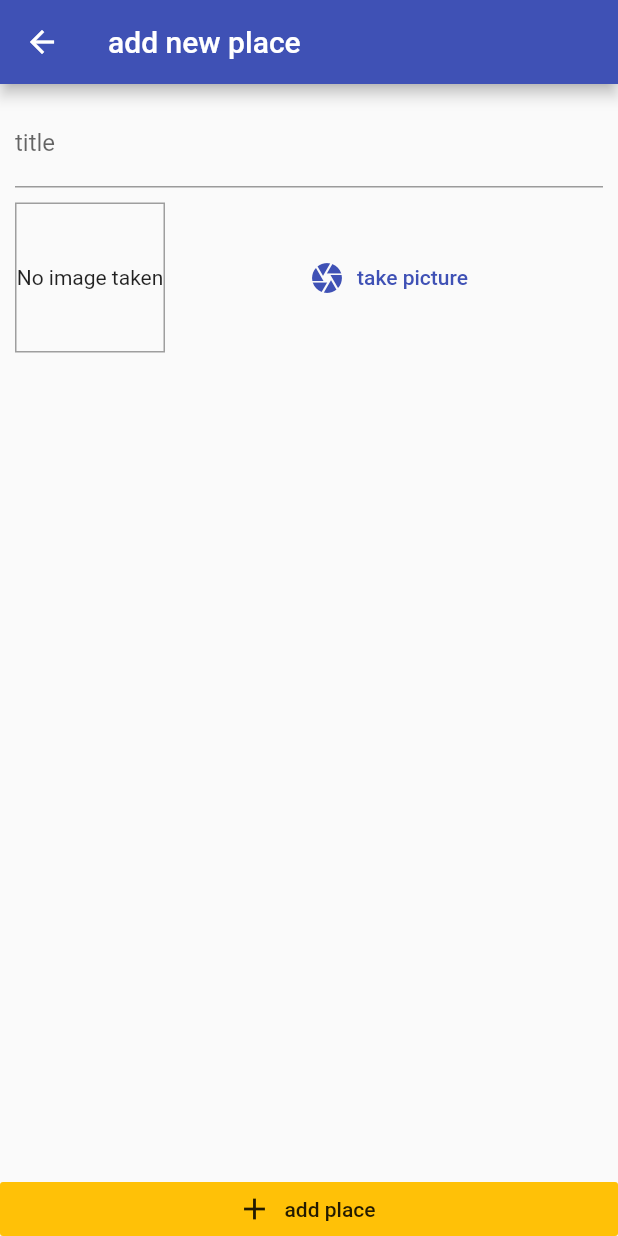
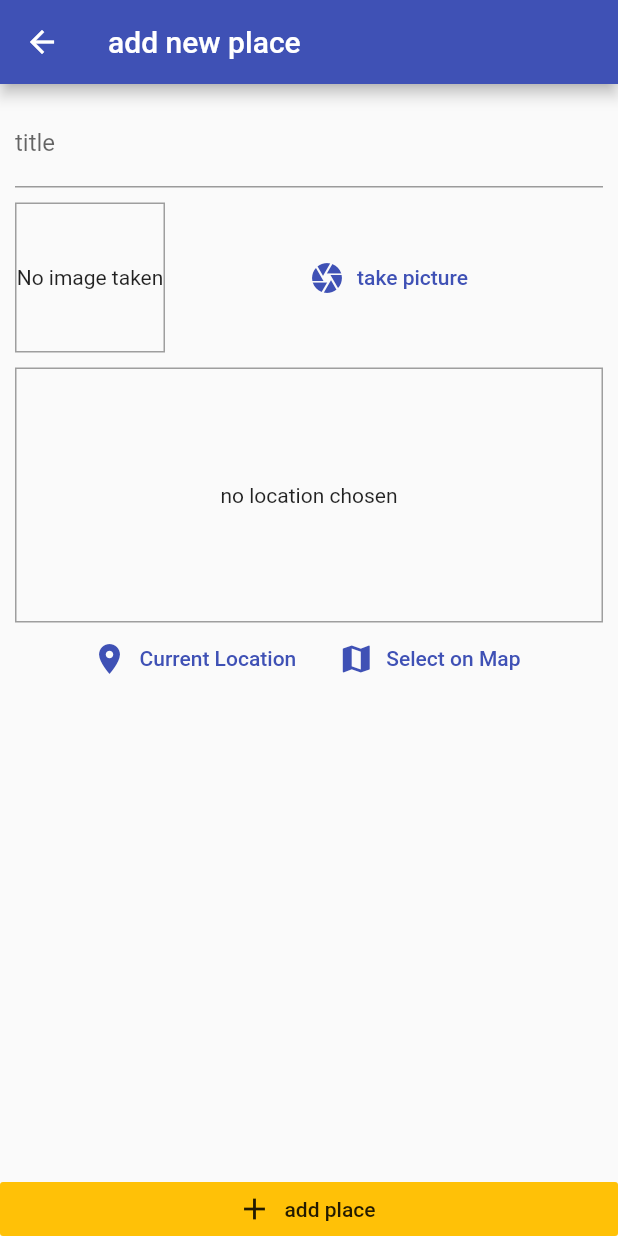
Before and after one commit to A7mdFathi/places, a Flutter app: the AddPlaceScreen screen opened by its route, on a phone screen of 412 x 824 dp. Run offline on Flutter 3.47's test engine with Material 2 defaults, Android fonts, the phone set to English and light mode, and no system bars; our stand-ins replace image_picker, sqflite; missing offline and left inert: dart:html; accounts and stored records are empty.

Commit message:
adding a location input & the location package

```diff
--- a/lib/helpers/db_helper.dart
+++ b/lib/helpers/db_helper.dart
@@ -28,6 +28,4 @@ class DBHelper {
     final db = await DBHelper.database();
     return db.query(table);
   }
-
-
 }
--- a/lib/screens/add_place_screen.dart
+++ b/lib/screens/add_place_screen.dart
@@ -3,6 +3,7 @@ import 'dart:io';
 import 'package:flutter/material.dart';
 import 'package:places/providers/great_places.dart';
 import 'package:places/widgets/image_input.dart';
+import 'package:places/widgets/location_input.dart';
 import 'package:provider/provider.dart';
 
 class AddPlaceScreen extends StatefulWidget {
@@ -55,6 +56,10 @@ class _AddPlaceScreenState extends State<AddPlaceScreen> {
                     ),
                     SizedBox(height: 10),
                     ImageInput(_selectImage),
+                    SizedBox(
+                      height: 10.0,
+                    ),
+                    LocationInput(),
                   ],
                 ),
               ),
--- /dev/null
+++ b/lib/widgets/location_input.dart
@@ -0,0 +1,56 @@
+import 'package:flutter/material.dart';
+
+class LocationInput extends StatefulWidget {
+  @override
+  _LocationInputState createState() => _LocationInputState();
+}
+
+class _LocationInputState extends State<LocationInput> {
+  String _previewImageUtl;
+
+  @override
+  Widget build(BuildContext context) {
+    return Column(
+      children: [
+        Container(
+          height: 170.0,
+          width: double.infinity,
+          alignment: Alignment.center,
+          decoration: BoxDecoration(
+            border: Border.all(
+              width: 1.0,
+              color: Colors.grey,
+            ),
+          ),
+          child: _previewImageUtl == null
+              ? Text(
+                  'no location chosen',
+                  textAlign: TextAlign.center,
+                )
+              : Image.network(
+                  _previewImageUtl,
+                  fit: BoxFit.cover,
+                  width: double.infinity,
+                ),
+        ),
+        Row(
+          mainAxisAlignment: MainAxisAlignment.center,
+          children: [
+            FlatButton.icon(
+              onPressed: () {},
+              icon: Icon(Icons.location_on),
+              label: Text('Current Location'),
+              textColor: Theme.of(context).primaryColor,
+            ),
+            FlatButton.icon(
+              onPressed: () {},
+              icon: Icon(Icons.map),
+              label: Text('Select on Map'),
+              textColor: Theme.of(context).primaryColor,
+            ),
+          ],
+        )
+      ],
+    );
+  }
+}
--- a/pubspec.yaml
+++ b/pubspec.yaml
@@ -35,6 +35,7 @@ dependencies:
   path_provider: ^1.1.0
   path: ^1.6.2
   sqflite: ^1.1.5
+  location: ^2.3.5
 
 dev_dependencies:
   flutter_test:
```
Also changed, not shown: pubspec.lock, 6 other files.
